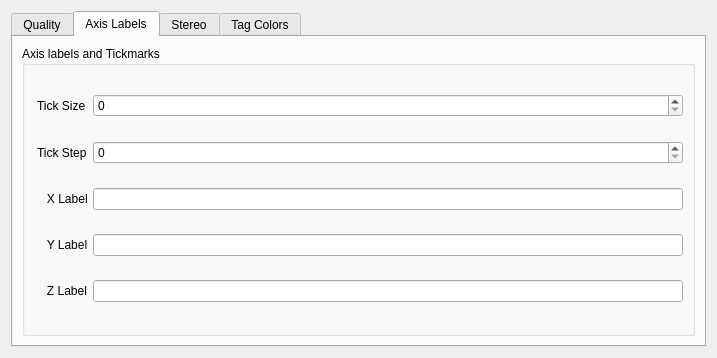
First picture: the form in src/preferenceswidget.ui, repository antonmx/posmotri, before the edit.
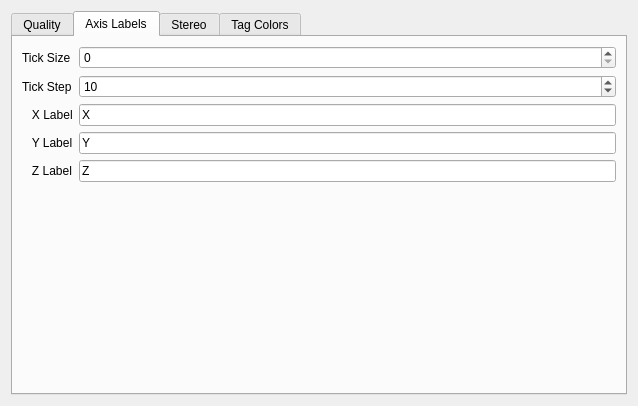
Second picture: the form after the edit. The open tabs and pages were chosen to show the change. Custom widgets are drawn as their Qt base class.

```diff
--- a/src/preferenceswidget.ui
+++ b/src/preferenceswidget.ui
@@ -6,16 +6,10 @@
    <rect>
     <x>0</x>
     <y>0</y>
-    <width>717</width>
-    <height>358</height>
+    <width>638</width>
+    <height>406</height>
    </rect>
   </property>
-  <property name="sizePolicy">
-   <sizepolicy hsizetype="Expanding" vsizetype="Expanding">
-    <horstretch>0</horstretch>
-    <verstretch>0</verstretch>
-   </sizepolicy>
-  </property>
   <property name="windowTitle">
    <string>Preferences</string>
   </property>
@@ -154,150 +148,135 @@
       </attribute>
       <layout class="QVBoxLayout">
        <item>
-        <widget class="QGroupBox" name="groupBox">
-         <property name="title">
-          <string>Axis labels and Tickmarks</string>
-         </property>
-         <property name="flat">
-          <bool>false</bool>
-         </property>
-         <property name="checkable">
-          <bool>false</bool>
-         </property>
-         <layout class="QGridLayout">
-          <property name="leftMargin">
-           <number>12</number>
-          </property>
-          <property name="spacing">
-           <number>5</number>
-          </property>
-          <item row="0" column="0">
-           <widget class="QLabel" name="label_4">
-            <property name="toolTip">
-             <string>&lt;!DOCTYPE HTML PUBLIC &quot;-//W3C//DTD HTML 4.0//EN&quot; &quot;http://www.w3.org/TR/REC-html40/strict.dtd&quot;&gt;
+        <layout class="QGridLayout" name="gridLayout_2">
+         <item row="0" column="1">
+          <widget class="QSpinBox" name="m_tickSize">
+           <property name="toolTip">
+            <string>Controls tick mark size on bounding box enclosing the volumetric data.</string>
+           </property>
+           <property name="maximum">
+            <number>20</number>
+           </property>
+          </widget>
+         </item>
+         <item row="3" column="0">
+          <widget class="QLabel" name="label_2">
+           <property name="toolTip">
+            <string>&lt;!DOCTYPE HTML PUBLIC &quot;-//W3C//DTD HTML 4.0//EN&quot; &quot;http://www.w3.org/TR/REC-html40/strict.dtd&quot;&gt;
 &lt;html&gt;&lt;head&gt;&lt;meta name=&quot;qrichtext&quot; content=&quot;1&quot; /&gt;&lt;style type=&quot;text/css&quot;&gt;
 p, li { white-space: pre-wrap; }
 &lt;/style&gt;&lt;/head&gt;&lt;body style=&quot; font-family:'MS Shell Dlg 2'; font-size:8.25pt; font-weight:400; font-style:normal;&quot;&gt;
-&lt;p style=&quot; margin-top:0px; margin-bottom:0px; margin-left:0px; margin-right:0px; -qt-block-indent:0; text-indent:0px; font-size:8pt;&quot;&gt;&lt;span style=&quot; font-size:12pt;&quot;&gt;Controls tick mark size on bounding box enclosing the volumetric data.&lt;/span&gt;&lt;/p&gt;&lt;/body&gt;&lt;/html&gt;</string>
-            </property>
-            <property name="text">
-             <string>Tick Size</string>
-            </property>
-           </widget>
-          </item>
-          <item row="0" column="1">
-           <widget class="QSpinBox" name="m_tickSize">
-            <property name="toolTip">
-             <string>&lt;!DOCTYPE HTML PUBLIC &quot;-//W3C//DTD HTML 4.0//EN&quot; &quot;http://www.w3.org/TR/REC-html40/strict.dtd&quot;&gt;
-&lt;html&gt;&lt;head&gt;&lt;meta name=&quot;qrichtext&quot; content=&quot;1&quot; /&gt;&lt;style type=&quot;text/css&quot;&gt;
-p, li { white-space: pre-wrap; }
-&lt;/style&gt;&lt;/head&gt;&lt;body style=&quot; font-family:'MS Shell Dlg 2'; font-size:8.25pt; font-weight:400; font-style:normal;&quot;&gt;
-&lt;p style=&quot; margin-top:0px; margin-bottom:0px; margin-left:0px; margin-right:0px; -qt-block-indent:0; text-indent:0px; font-size:8pt;&quot;&gt;&lt;span style=&quot; font-size:12pt;&quot;&gt;Controls tick mark size on bounding box enclosing the volumetric data.&lt;/span&gt;&lt;/p&gt;&lt;/body&gt;&lt;/html&gt;</string>
-            </property>
-           </widget>
-          </item>
-          <item row="4" column="1">
-           <widget class="QLineEdit" name="m_labelZ">
-            <property name="toolTip">
-             <string>&lt;!DOCTYPE HTML PUBLIC &quot;-//W3C//DTD HTML 4.0//EN&quot; &quot;http://www.w3.org/TR/REC-html40/strict.dtd&quot;&gt;
-&lt;html&gt;&lt;head&gt;&lt;meta name=&quot;qrichtext&quot; content=&quot;1&quot; /&gt;&lt;style type=&quot;text/css&quot;&gt;
-p, li { white-space: pre-wrap; }
-&lt;/style&gt;&lt;/head&gt;&lt;body style=&quot; font-family:'MS Shell Dlg 2'; font-size:8.25pt; font-weight:400; font-style:normal;&quot;&gt;
-&lt;p style=&quot; margin-top:0px; margin-bottom:0px; margin-left:0px; margin-right:0px; -qt-block-indent:0; text-indent:0px; font-size:8pt;&quot;&gt;&lt;span style=&quot; font-size:12pt;&quot;&gt;Text to be written along Z-axis.&lt;/span&gt;&lt;/p&gt;&lt;/body&gt;&lt;/html&gt;</string>
-            </property>
-           </widget>
-          </item>
-          <item row="3" column="0">
-           <widget class="QLabel" name="label_2">
-            <property name="toolTip">
-             <string>&lt;!DOCTYPE HTML PUBLIC &quot;-//W3C//DTD HTML 4.0//EN&quot; &quot;http://www.w3.org/TR/REC-html40/strict.dtd&quot;&gt;
-&lt;html&gt;&lt;head&gt;&lt;meta name=&quot;qrichtext&quot; content=&quot;1&quot; /&gt;&lt;style type=&quot;text/css&quot;&gt;
-p, li { white-space: pre-wrap; }
-&lt;/style&gt;&lt;/head&gt;&lt;body style=&quot; font-family:'MS Shell Dlg 2'; font-size:8.25pt; font-weight:400; font-style:normal;&quot;&gt;
 &lt;p style=&quot; margin-top:0px; margin-bottom:0px; margin-left:0px; margin-right:0px; -qt-block-indent:0; text-indent:0px; font-size:8pt;&quot;&gt;&lt;span style=&quot; font-size:12pt;&quot;&gt;Text to be written along Y-axis.&lt;/span&gt;&lt;/p&gt;&lt;/body&gt;&lt;/html&gt;</string>
-            </property>
-            <property name="text">
-             <string>   Y Label</string>
-            </property>
-           </widget>
-          </item>
-          <item row="4" column="0">
-           <widget class="QLabel" name="label_3">
-            <property name="toolTip">
-             <string>&lt;!DOCTYPE HTML PUBLIC &quot;-//W3C//DTD HTML 4.0//EN&quot; &quot;http://www.w3.org/TR/REC-html40/strict.dtd&quot;&gt;
+           </property>
+           <property name="text">
+            <string>   Y Label</string>
+           </property>
+          </widget>
+         </item>
+         <item row="2" column="0">
+          <widget class="QLabel" name="label">
+           <property name="toolTip">
+            <string>&lt;!DOCTYPE HTML PUBLIC &quot;-//W3C//DTD HTML 4.0//EN&quot; &quot;http://www.w3.org/TR/REC-html40/strict.dtd&quot;&gt;
 &lt;html&gt;&lt;head&gt;&lt;meta name=&quot;qrichtext&quot; content=&quot;1&quot; /&gt;&lt;style type=&quot;text/css&quot;&gt;
 p, li { white-space: pre-wrap; }
 &lt;/style&gt;&lt;/head&gt;&lt;body style=&quot; font-family:'MS Shell Dlg 2'; font-size:8.25pt; font-weight:400; font-style:normal;&quot;&gt;
-&lt;p style=&quot; margin-top:0px; margin-bottom:0px; margin-left:0px; margin-right:0px; -qt-block-indent:0; text-indent:0px; font-size:8pt;&quot;&gt;&lt;span style=&quot; font-size:12pt;&quot;&gt;Text to be written along Z-axis.&lt;/span&gt;&lt;/p&gt;&lt;/body&gt;&lt;/html&gt;</string>
-            </property>
-            <property name="text">
-             <string>   Z Label</string>
-            </property>
-           </widget>
-          </item>
-          <item row="3" column="1">
-           <widget class="QLineEdit" name="m_labelY">
-            <property name="toolTip">
-             <string>&lt;!DOCTYPE HTML PUBLIC &quot;-//W3C//DTD HTML 4.0//EN&quot; &quot;http://www.w3.org/TR/REC-html40/strict.dtd&quot;&gt;
-&lt;html&gt;&lt;head&gt;&lt;meta name=&quot;qrichtext&quot; content=&quot;1&quot; /&gt;&lt;style type=&quot;text/css&quot;&gt;
-p, li { white-space: pre-wrap; }
-&lt;/style&gt;&lt;/head&gt;&lt;body style=&quot; font-family:'MS Shell Dlg 2'; font-size:8.25pt; font-weight:400; font-style:normal;&quot;&gt;
-&lt;p style=&quot; margin-top:0px; margin-bottom:0px; margin-left:0px; margin-right:0px; -qt-block-indent:0; text-indent:0px; font-size:8pt;&quot;&gt;&lt;span style=&quot; font-size:12pt;&quot;&gt;Text to be written along Y-axis.&lt;/span&gt;&lt;/p&gt;&lt;/body&gt;&lt;/html&gt;</string>
-            </property>
-           </widget>
-          </item>
-          <item row="2" column="1">
-           <widget class="QLineEdit" name="m_labelX">
-            <property name="toolTip">
-             <string>&lt;!DOCTYPE HTML PUBLIC &quot;-//W3C//DTD HTML 4.0//EN&quot; &quot;http://www.w3.org/TR/REC-html40/strict.dtd&quot;&gt;
-&lt;html&gt;&lt;head&gt;&lt;meta name=&quot;qrichtext&quot; content=&quot;1&quot; /&gt;&lt;style type=&quot;text/css&quot;&gt;
-p, li { white-space: pre-wrap; }
-&lt;/style&gt;&lt;/head&gt;&lt;body style=&quot; font-family:'MS Shell Dlg 2'; font-size:8.25pt; font-weight:400; font-style:normal;&quot;&gt;
 &lt;p style=&quot; margin-top:0px; margin-bottom:0px; margin-left:0px; margin-right:0px; -qt-block-indent:0; text-indent:0px; font-size:8pt;&quot;&gt;&lt;span style=&quot; font-size:12pt;&quot;&gt;Text to be written along X-axis.&lt;/span&gt;&lt;/p&gt;&lt;/body&gt;&lt;/html&gt;</string>
-            </property>
-           </widget>
-          </item>
-          <item row="2" column="0">
-           <widget class="QLabel" name="label">
-            <property name="toolTip">
-             <string>&lt;!DOCTYPE HTML PUBLIC &quot;-//W3C//DTD HTML 4.0//EN&quot; &quot;http://www.w3.org/TR/REC-html40/strict.dtd&quot;&gt;
+           </property>
+           <property name="text">
+            <string>   X Label</string>
+           </property>
+          </widget>
+         </item>
+         <item row="2" column="1">
+          <widget class="QLineEdit" name="m_labelX">
+           <property name="text">
+            <string>X</string>
+           </property>
+          </widget>
+         </item>
+         <item row="1" column="1">
+          <widget class="QSpinBox" name="m_tickStep">
+           <property name="toolTip">
+            <string>Number of voxels per tick mark.</string>
+           </property>
+           <property name="maximum">
+            <number>2000</number>
+           </property>
+           <property name="value">
+            <number>10</number>
+           </property>
+          </widget>
+         </item>
+         <item row="0" column="0">
+          <widget class="QLabel" name="label_4">
+           <property name="toolTip">
+            <string>&lt;!DOCTYPE HTML PUBLIC &quot;-//W3C//DTD HTML 4.0//EN&quot; &quot;http://www.w3.org/TR/REC-html40/strict.dtd&quot;&gt;
 &lt;html&gt;&lt;head&gt;&lt;meta name=&quot;qrichtext&quot; content=&quot;1&quot; /&gt;&lt;style type=&quot;text/css&quot;&gt;
 p, li { white-space: pre-wrap; }
 &lt;/style&gt;&lt;/head&gt;&lt;body style=&quot; font-family:'MS Shell Dlg 2'; font-size:8.25pt; font-weight:400; font-style:normal;&quot;&gt;
-&lt;p style=&quot; margin-top:0px; margin-bottom:0px; margin-left:0px; margin-right:0px; -qt-block-indent:0; text-indent:0px; font-size:8pt;&quot;&gt;&lt;span style=&quot; font-size:12pt;&quot;&gt;Text to be written along X-axis.&lt;/span&gt;&lt;/p&gt;&lt;/body&gt;&lt;/html&gt;</string>
-            </property>
-            <property name="text">
-             <string>   X Label</string>
-            </property>
-           </widget>
-          </item>
-          <item row="1" column="0">
-           <widget class="QLabel" name="label_5">
-            <property name="toolTip">
-             <string>&lt;!DOCTYPE HTML PUBLIC &quot;-//W3C//DTD HTML 4.0//EN&quot; &quot;http://www.w3.org/TR/REC-html40/strict.dtd&quot;&gt;
+&lt;p style=&quot; margin-top:0px; margin-bottom:0px; margin-left:0px; margin-right:0px; -qt-block-indent:0; text-indent:0px; font-size:8pt;&quot;&gt;&lt;span style=&quot; font-size:12pt;&quot;&gt;Controls tick mark size on bounding box enclosing the volumetric data.&lt;/span&gt;&lt;/p&gt;&lt;/body&gt;&lt;/html&gt;</string>
+           </property>
+           <property name="text">
+            <string>Tick Size</string>
+           </property>
+          </widget>
+         </item>
+         <item row="1" column="0">
+          <widget class="QLabel" name="label_5">
+           <property name="toolTip">
+            <string>&lt;!DOCTYPE HTML PUBLIC &quot;-//W3C//DTD HTML 4.0//EN&quot; &quot;http://www.w3.org/TR/REC-html40/strict.dtd&quot;&gt;
 &lt;html&gt;&lt;head&gt;&lt;meta name=&quot;qrichtext&quot; content=&quot;1&quot; /&gt;&lt;style type=&quot;text/css&quot;&gt;
 p, li { white-space: pre-wrap; }
 &lt;/style&gt;&lt;/head&gt;&lt;body style=&quot; font-family:'MS Shell Dlg 2'; font-size:8.25pt; font-weight:400; font-style:normal;&quot;&gt;
 &lt;p style=&quot; margin-top:0px; margin-bottom:0px; margin-left:0px; margin-right:0px; -qt-block-indent:0; text-indent:0px; font-size:8pt;&quot;&gt;&lt;span style=&quot; font-size:12pt;&quot;&gt;Number of voxels per tick mark.&lt;/span&gt;&lt;/p&gt;&lt;/body&gt;&lt;/html&gt;</string>
-            </property>
-            <property name="text">
-             <string>Tick Step</string>
-            </property>
-           </widget>
-          </item>
-          <item row="1" column="1">
-           <widget class="QSpinBox" name="m_tickStep">
-            <property name="toolTip">
-             <string>&lt;!DOCTYPE HTML PUBLIC &quot;-//W3C//DTD HTML 4.0//EN&quot; &quot;http://www.w3.org/TR/REC-html40/strict.dtd&quot;&gt;
+           </property>
+           <property name="text">
+            <string>Tick Step</string>
+           </property>
+          </widget>
+         </item>
+         <item row="3" column="1">
+          <widget class="QLineEdit" name="m_labelY">
+           <property name="text">
+            <string>Y</string>
+           </property>
+          </widget>
+         </item>
+         <item row="4" column="0">
+          <widget class="QLabel" name="label_3">
+           <property name="toolTip">
+            <string>&lt;!DOCTYPE HTML PUBLIC &quot;-//W3C//DTD HTML 4.0//EN&quot; &quot;http://www.w3.org/TR/REC-html40/strict.dtd&quot;&gt;
 &lt;html&gt;&lt;head&gt;&lt;meta name=&quot;qrichtext&quot; content=&quot;1&quot; /&gt;&lt;style type=&quot;text/css&quot;&gt;
 p, li { white-space: pre-wrap; }
 &lt;/style&gt;&lt;/head&gt;&lt;body style=&quot; font-family:'MS Shell Dlg 2'; font-size:8.25pt; font-weight:400; font-style:normal;&quot;&gt;
-&lt;p style=&quot; margin-top:0px; margin-bottom:0px; margin-left:0px; margin-right:0px; -qt-block-indent:0; text-indent:0px; font-size:8pt;&quot;&gt;&lt;span style=&quot; font-size:12pt;&quot;&gt;Number of voxels per tick mark.&lt;/span&gt;&lt;/p&gt;&lt;/body&gt;&lt;/html&gt;</string>
-            </property>
-           </widget>
-          </item>
-         </layout>
-        </widget>
+&lt;p style=&quot; margin-top:0px; margin-bottom:0px; margin-left:0px; margin-right:0px; -qt-block-indent:0; text-indent:0px; font-size:8pt;&quot;&gt;&lt;span style=&quot; font-size:12pt;&quot;&gt;Text to be written along Z-axis.&lt;/span&gt;&lt;/p&gt;&lt;/body&gt;&lt;/html&gt;</string>
+           </property>
+           <property name="text">
+            <string>   Z Label</string>
+           </property>
+          </widget>
+         </item>
+         <item row="4" column="1">
+          <widget class="QLineEdit" name="m_labelZ">
+           <property name="text">
+            <string>Z</string>
+           </property>
+          </widget>
+         </item>
+        </layout>
+       </item>
+       <item>
+        <spacer name="verticalSpacer_2">
+         <property name="orientation">
+          <enum>Qt::Vertical</enum>
+         </property>
+         <property name="sizeHint" stdset="0">
+          <size>
+           <width>20</width>
+           <height>0</height>
+          </size>
+         </property>
+        </spacer>
        </item>
       </layout>
      </widget>
@@ -454,6 +433,16 @@
    </item>
   </layout>
  </widget>
+ <customwidgets>
+  <customwidget>
+   <class>QMSpinBox</class>
+   <extends>QSpinBox</extends>
+   <header>PromotedWidgets.h</header>
+   <slots>
+    <slot>setRange(int,int)</slot>
+   </slots>
+  </customwidget>
+ </customwidgets>
  <resources/>
  <connections>
   <connection>
```
Left out of the diff: 375 changed lines with no effect on the pictures.
